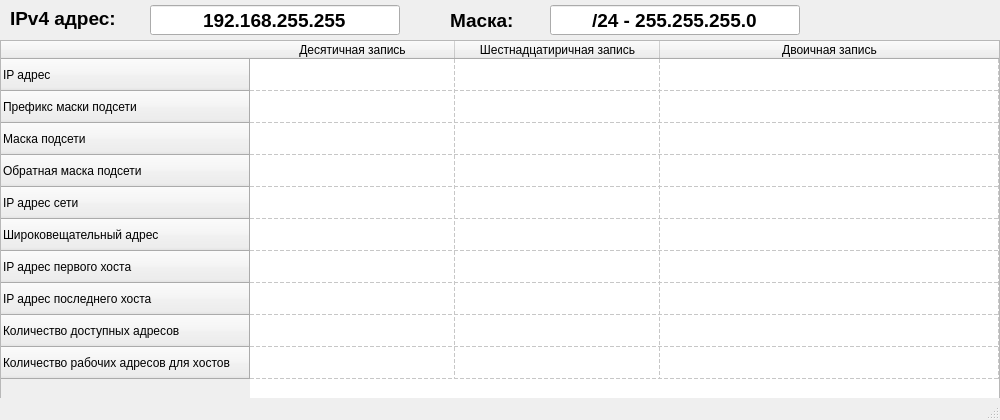
Before: the Qt Designer form gui.ui in freerunner1317/ipCalcPyCharm, drawn with Qt 5.
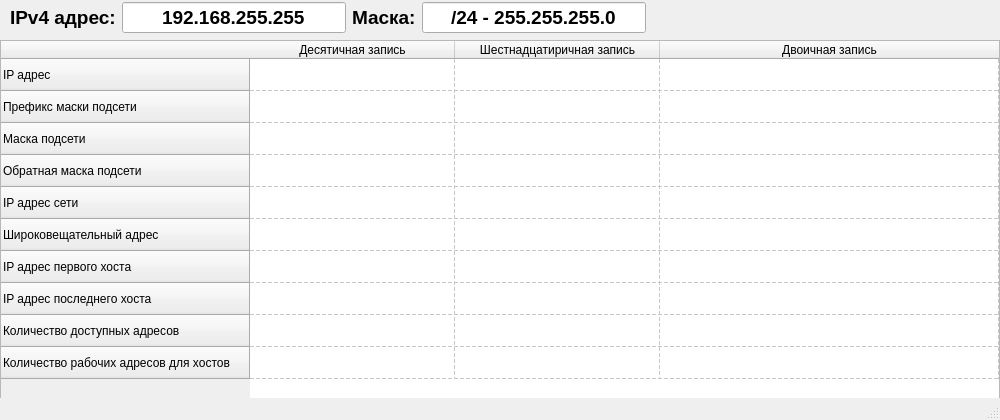
After: the same form once the commit is applied.

```diff
--- a/gui.ui
+++ b/gui.ui
@@ -41,101 +41,6 @@
    <bool>false</bool>
   </property>
   <widget class="QWidget" name="centralwidget">
-   <widget class="QLabel" name="label">
-    <property name="geometry">
-     <rect>
-      <x>10</x>
-      <y>2</y>
-      <width>150</width>
-      <height>32</height>
-     </rect>
-    </property>
-    <property name="font">
-     <font>
-      <pointsize>14</pointsize>
-      <weight>75</weight>
-      <bold>true</bold>
-     </font>
-    </property>
-    <property name="text">
-     <string>IPv4 адрес:</string>
-    </property>
-   </widget>
-   <widget class="QLineEdit" name="lineEdit_ip">
-    <property name="enabled">
-     <bool>true</bool>
-    </property>
-    <property name="geometry">
-     <rect>
-      <x>150</x>
-      <y>5</y>
-      <width>250</width>
-      <height>30</height>
-     </rect>
-    </property>
-    <property name="font">
-     <font>
-      <pointsize>14</pointsize>
-      <weight>75</weight>
-      <bold>true</bold>
-     </font>
-    </property>
-    <property name="autoFillBackground">
-     <bool>false</bool>
-    </property>
-    <property name="text">
-     <string>192.168.255.255</string>
-    </property>
-    <property name="alignment">
-     <set>Qt::AlignCenter</set>
-    </property>
-   </widget>
-   <widget class="QLabel" name="label_2">
-    <property name="geometry">
-     <rect>
-      <x>450</x>
-      <y>10</y>
-      <width>91</width>
-      <height>20</height>
-     </rect>
-    </property>
-    <property name="font">
-     <font>
-      <pointsize>14</pointsize>
-      <weight>75</weight>
-      <bold>true</bold>
-     </font>
-    </property>
-    <property name="text">
-     <string>Маска:</string>
-    </property>
-   </widget>
-   <widget class="QLineEdit" name="lineEdit_mask">
-    <property name="geometry">
-     <rect>
-      <x>550</x>
-      <y>5</y>
-      <width>250</width>
-      <height>30</height>
-     </rect>
-    </property>
-    <property name="font">
-     <font>
-      <pointsize>14</pointsize>
-      <weight>75</weight>
-      <bold>true</bold>
-     </font>
-    </property>
-    <property name="autoFillBackground">
-     <bool>false</bool>
-    </property>
-    <property name="text">
-     <string>/24 - 255.255.255.0</string>
-    </property>
-    <property name="alignment">
-     <set>Qt::AlignCenter</set>
-    </property>
-   </widget>
    <widget class="QTableWidget" name="tableWidget">
     <property name="geometry">
      <rect>
@@ -285,6 +190,89 @@
      </property>
     </item>
    </widget>
+   <widget class="QWidget" name="">
+    <property name="geometry">
+     <rect>
+      <x>10</x>
+      <y>2</y>
+      <width>636</width>
+      <height>31</height>
+     </rect>
+    </property>
+    <layout class="QHBoxLayout" name="horizontalLayout">
+     <item>
+      <widget class="QLabel" name="label">
+       <property name="font">
+        <font>
+         <pointsize>14</pointsize>
+         <weight>75</weight>
+         <bold>true</bold>
+        </font>
+       </property>
+       <property name="text">
+        <string>IPv4 адрес:</string>
+       </property>
+      </widget>
+     </item>
+     <item>
+      <widget class="QLineEdit" name="lineEdit_ip">
+       <property name="enabled">
+        <bool>true</bool>
+       </property>
+       <property name="font">
+        <font>
+         <pointsize>14</pointsize>
+         <weight>75</weight>
+         <bold>true</bold>
+        </font>
+       </property>
+       <property name="autoFillBackground">
+        <bool>false</bool>
+       </property>
+       <property name="text">
+        <string>192.168.255.255</string>
+       </property>
+       <property name="alignment">
+        <set>Qt::AlignCenter</set>
+       </property>
+      </widget>
+     </item>
+     <item>
+      <widget class="QLabel" name="label_2">
+       <property name="font">
+        <font>
+         <pointsize>14</pointsize>
+         <weight>75</weight>
+         <bold>true</bold>
+        </font>
+       </property>
+       <property name="text">
+        <string>Маска:</string>
+       </property>
+      </widget>
+     </item>
+     <item>
+      <widget class="QLineEdit" name="lineEdit_mask">
+       <property name="font">
+        <font>
+         <pointsize>14</pointsize>
+         <weight>75</weight>
+         <bold>true</bold>
+        </font>
+       </property>
+       <property name="autoFillBackground">
+        <bool>false</bool>
+       </property>
+       <property name="text">
+        <string>/24 - 255.255.255.0</string>
+       </property>
+       <property name="alignment">
+        <set>Qt::AlignCenter</set>
+       </property>
+      </widget>
+     </item>
+    </layout>
+   </widget>
   </widget>
   <widget class="QMenuBar" name="menubar">
    <property name="geometry">
```
Left out of the diff: 2 changed lines with no effect on the pictures.
